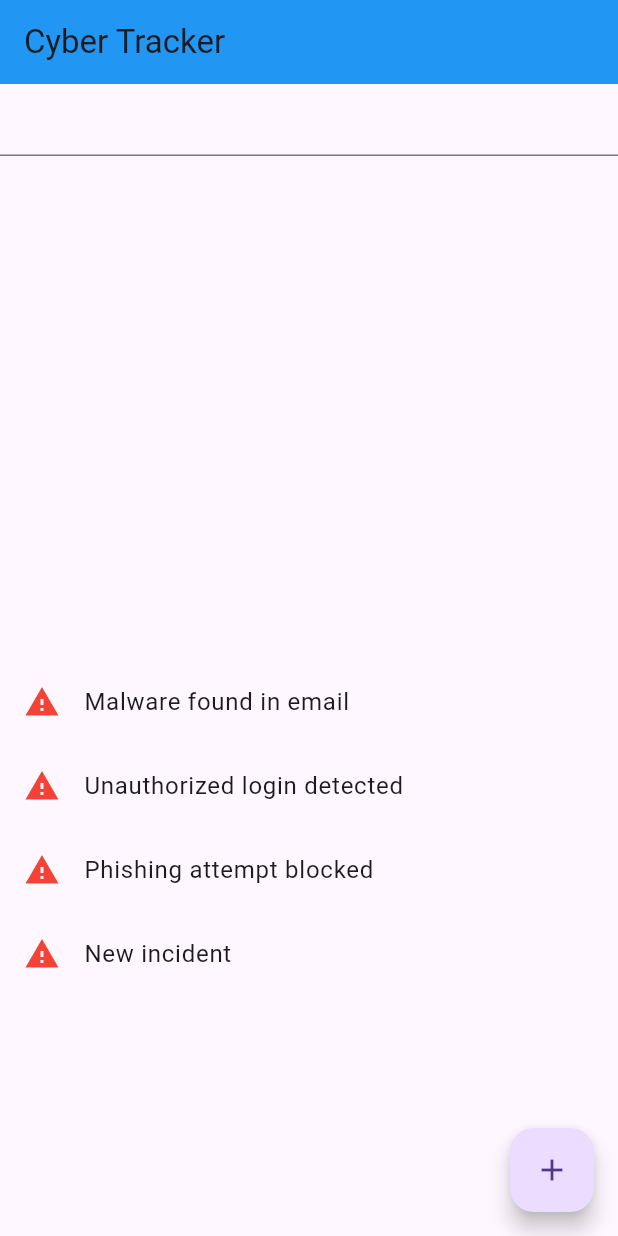
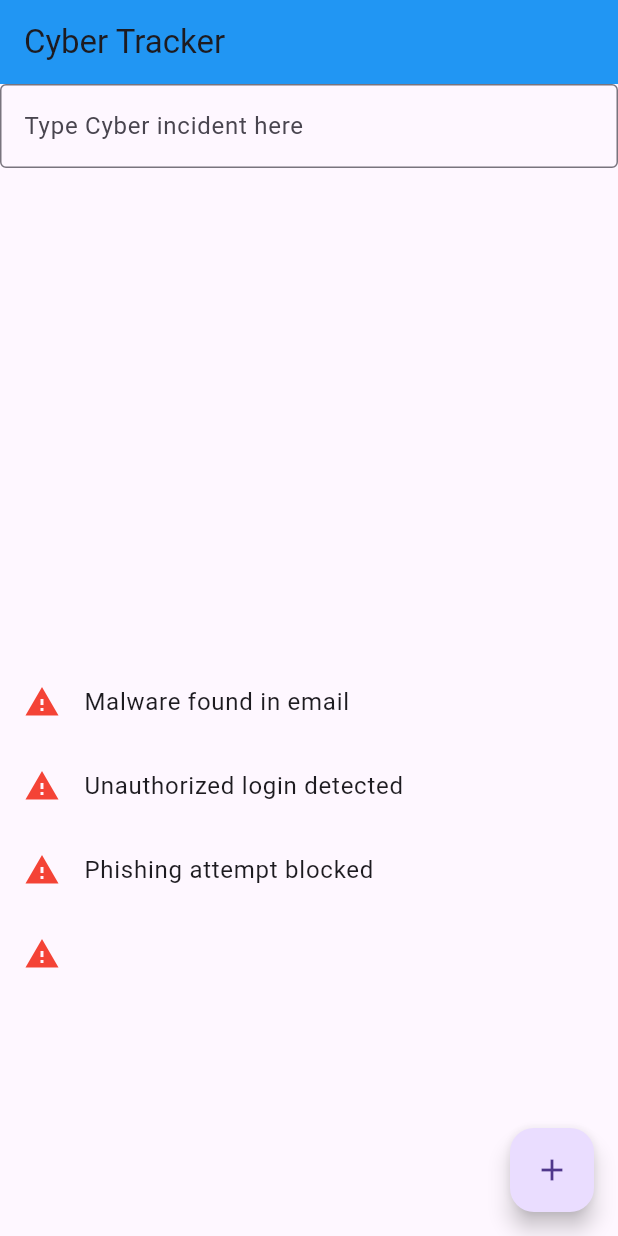
Before and after one commit to Ratib05/practice_app2, a Flutter app: the screen it shows after launch, after a tap on the "add" icon, on a phone screen of 412 x 824 dp. Run offline on Flutter 3.47's test engine with Material 3 defaults, Android fonts, the light colour scheme and no system bars.

Commit message:
fixed the incident input thing

```diff
--- a/lib/main.dart
+++ b/lib/main.dart
@@ -36,8 +36,14 @@ class _HomePageState extends State<HomePage> {
       ),
       body: Column(
         children: [
-          Expanded(child: TextField(controller: _controller,
-          )
+          Expanded(
+            child: TextField(
+              controller: _controller,
+              decoration: InputDecoration(
+                border: OutlineInputBorder(),
+                hintText: 'Type Cyber incident here',
+              ),
+            ),
           ),
           // Expanded allows the ListView to take available space
           Expanded(
@@ -45,20 +51,23 @@ class _HomePageState extends State<HomePage> {
               itemCount: incidents.length, // Number of list items
               itemBuilder: (context, index) {
                 return ListTile(
-                  leading: const Icon(Icons.warning, color: Colors.red), // Icon at start
+                  leading: const Icon(
+                    Icons.warning,
+                    color: Colors.red,
+                  ), // Icon at start
                   title: Text(incidents[index]), // Display incident message
                 );
               },
             ),
-
           ),
-      ]
+        ],
       ),
       floatingActionButton: FloatingActionButton(
         onPressed: () {
           // Adds a new incident when button is pressed
           setState(() {
-            incidents.add('New incident');
+            incidents.add(_controller.text);
+            _controller.clear();
           });
         },
         child: const Icon(Icons.add), // Plus icon
```
